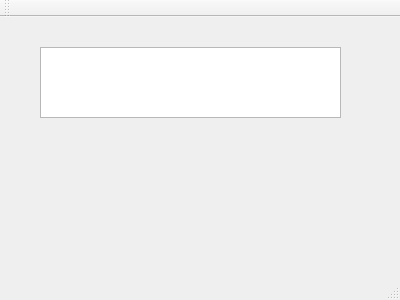
Qt form PythonSimpleDDS/ASimpleSubscriber/pyqtsubscriber.ui (wengjjpaul/PythonSimpleDDS) before a commit.
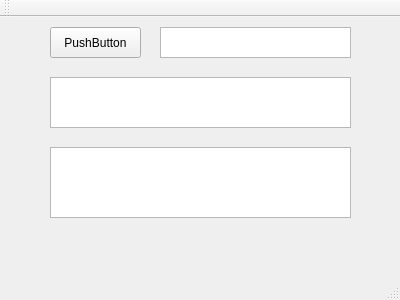
The same form after that commit.

```diff
--- a/PythonSimpleDDS/ASimpleSubscriber/pyqtsubscriber.ui
+++ b/PythonSimpleDDS/ASimpleSubscriber/pyqtsubscriber.ui
@@ -17,11 +17,47 @@
    <widget class="QTextBrowser" name="textBrowser">
     <property name="geometry">
      <rect>
-      <x>40</x>
-      <y>30</y>
+      <x>50</x>
+      <y>130</y>
       <width>301</width>
       <height>71</height>
      </rect>
+    </property>
+    <property name="overwriteMode">
+     <bool>true</bool>
+    </property>
+   </widget>
+   <widget class="QListWidget" name="listViewOfTopics">
+    <property name="geometry">
+     <rect>
+      <x>50</x>
+      <y>60</y>
+      <width>301</width>
+      <height>51</height>
+     </rect>
+    </property>
+   </widget>
+   <widget class="QTextEdit" name="textEdit">
+    <property name="geometry">
+     <rect>
+      <x>160</x>
+      <y>10</y>
+      <width>191</width>
+      <height>31</height>
+     </rect>
+    </property>
+   </widget>
+   <widget class="QPushButton" name="pushButton">
+    <property name="geometry">
+     <rect>
+      <x>50</x>
+      <y>10</y>
+      <width>91</width>
+      <height>31</height>
+     </rect>
+    </property>
+    <property name="text">
+     <string>PushButton</string>
     </property>
    </widget>
   </widget>
```
Left out of the diff: 2 changed lines with no effect on the pictures.
